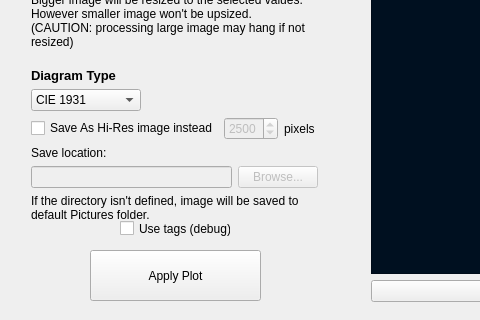
The window that src/MainUIwindow.ui (kampidh/Colour-Gamut-Plotter) describes before a commit, drawn with Qt 5; both pictures show x 0 to 480 and y 280 to 600 of the 900 by 600 pixel window.
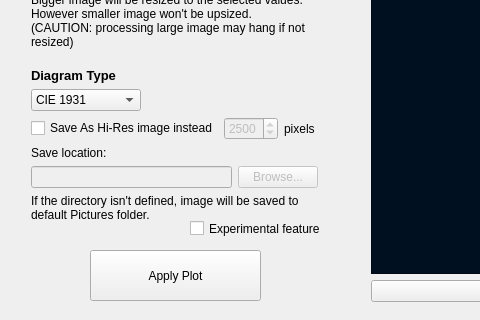
The same window after the commit.

The edit to the form file:
```diff
--- a/src/MainUIwindow.ui
+++ b/src/MainUIwindow.ui
@@ -135,9 +135,9 @@
    <widget class="QCheckBox" name="useAllTagsCheckbox">
     <property name="geometry">
      <rect>
-      <x>120</x>
+      <x>190</x>
       <y>500</y>
-      <width>111</width>
+      <width>131</width>
       <height>17</height>
      </rect>
     </property>
@@ -148,10 +148,10 @@
 However, using all TRC is painstakingly slow</string>
     </property>
     <property name="text">
-     <string>Use tags (debug)</string>
+     <string>Experimental features</string>
     </property>
    </widget>
-   <widget class="QWidget" name="">
+   <widget class="QWidget" name="layoutWidget">
     <property name="geometry">
      <rect>
       <x>31</x>
```
